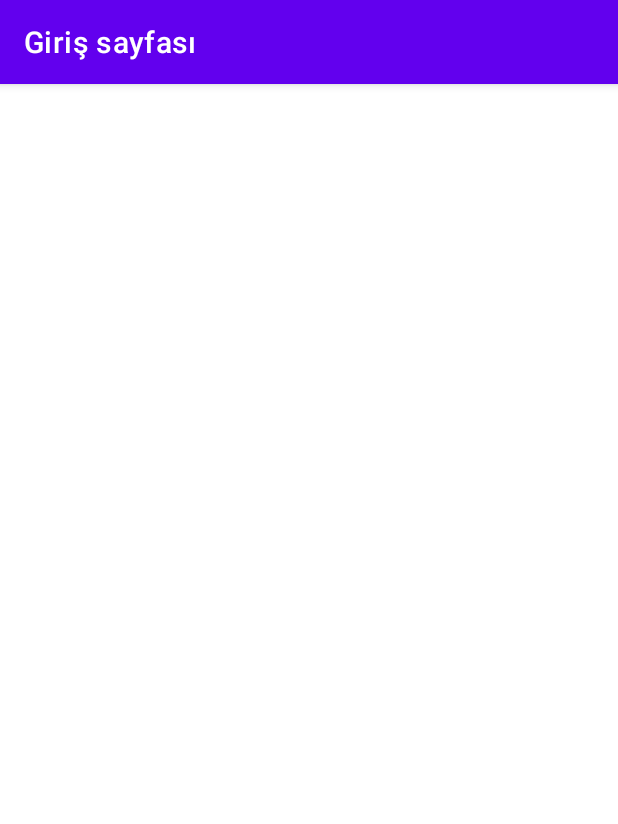
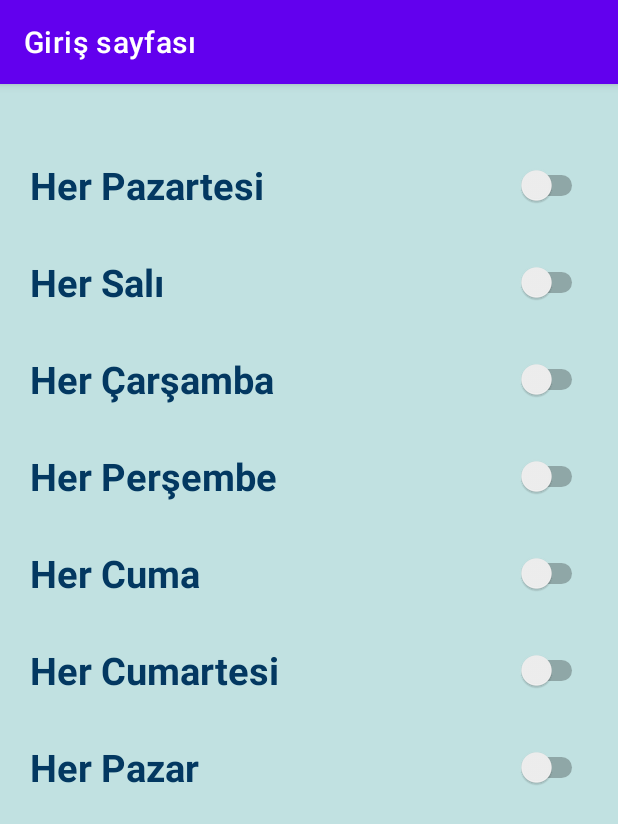
Before and after one commit to Esraras/IlacZamani, an Android app: the Repeat screen opened directly, with no data from a screen before it, on a phone screen of 412 x 824 dp. Shown: the top 824 px of the screen. Run offline under Robolectric (Android 15) with nearby library versions, the phone set to English and light mode, and no system bars.

Commit message:
done repeat and sound file

```diff
--- a/app/src/main/java/com/example/projedemo/Repeat.java
+++ b/app/src/main/java/com/example/projedemo/Repeat.java
@@ -3,12 +3,85 @@ package com.example.projedemo;
 import androidx.appcompat.app.AppCompatActivity;
 
 import android.os.Bundle;
+import android.view.View;
+import android.widget.CompoundButton;
+import android.widget.LinearLayout;
+import android.widget.RelativeLayout;
+import android.widget.Switch;
 
 public class Repeat extends AppCompatActivity {
 
+    private Switch sw1, sw2, sw3, sw4, sw5, sw6, sw7;
     @Override
     protected void onCreate(Bundle savedInstanceState) {
         super.onCreate(savedInstanceState);
         setContentView(R.layout.activity_repeat);
+
+        sw1 = (Switch) findViewById(R.id.swP);
+        sw2 = (Switch) findViewById(R.id.swS);
+        sw3 = (Switch) findViewById(R.id.swC);
+        sw4 = (Switch) findViewById(R.id.swPs);
+        sw5 = (Switch) findViewById(R.id.swCm);
+        sw6 = (Switch) findViewById(R.id.swCmr);
+        sw7 = (Switch) findViewById(R.id.swPz);
+/*
+        ?????????????
+
+        LinearLayout layout = (LinearLayout) findViewById(R.id.activity_repeat);
+        Switch sb = new Switch(this);
+        sb.setTextOff("OFF");
+        sb.setTextOn("ON");
+        sb.setChecked(true);
+        layout.addView(sb);
+
+        sw1.setOnCheckedChangeListener(new CompoundButton.OnCheckedChangeListener() {
+            public void onCheckedChanged(CompoundButton buttonView, boolean isChecked) {
+                String str1, str2, str3, str4, str5, str6, str7;
+                switch () {
+                    case R.id.swP: {
+                        if (sw1.isChecked())
+                            str1 = sw1.getTextOn().toString();
+                        else
+                            str1 = sw1.getTextOff().toString();
+                    }
+                    case R.id.swS: {
+                        if (sw2.isChecked())
+                            str2 = sw2.getTextOn().toString();
+                        else
+                            str2 = sw2.getTextOff().toString();
+                    }
+                    case R.id.swC: {
+                        if (sw3.isChecked())
+                            str3 = sw3.getTextOn().toString();
+                        else
+                            str3 = sw3.getTextOff().toString();
+                    }
+                    case R.id.swPs: {
+                        if (sw4.isChecked())
+                            str4 = sw4.getTextOn().toString();
+                        else
+                            str4 = sw4.getTextOff().toString();
+                    }
+                    case R.id.swCm: {
+                        if (sw5.isChecked())
+                            str5 = sw5.getTextOn().toString();
+                        else
+                            str5 = sw5.getTextOff().toString();
+                    }
+                    case R.id.swCmr: {
+                        if (sw6.isChecked())
+                            str6 = sw6.getTextOn().toString();
+                        else
+                            str6 = sw6.getTextOff().toString();
+                    }
+                    case R.id.swPz: {
+                        if (sw7.isChecked())
+                            str7 = sw7.getTextOn().toString();
+                        else
+                            str7 = sw7.getTextOff().toString();
+                    }
+                }
+            }
+        }*/
     }
 }
--- a/app/src/main/res/layout/activity_repeat.xml
+++ b/app/src/main/res/layout/activity_repeat.xml
@@ -1,9 +1,80 @@
 <?xml version="1.0" encoding="utf-8"?>
-<androidx.constraintlayout.widget.ConstraintLayout xmlns:android="http://schemas.android.com/apk/res/android"
+<LinearLayout xmlns:android="http://schemas.android.com/apk/res/android"
     xmlns:app="http://schemas.android.com/apk/res-auto"
     xmlns:tools="http://schemas.android.com/tools"
     android:layout_width="match_parent"
     android:layout_height="match_parent"
-    tools:context=".Repeat">
+    tools:context=".Repeat"
+    android:orientation="vertical"
+    android:padding="20dp"
+    android:background="@color/background"
+    android:id="@+id/activity_repeat">
 
-</androidx.constraintlayout.widget.ConstraintLayout>
+    <Switch
+        android:id="@+id/swP"
+        android:layout_width="match_parent"
+        android:layout_height="wrap_content"
+        android:text="@string/monday"
+        android:textSize="25dp"
+        android:textColor="@color/blue"
+        android:textStyle="bold"
+        android:layout_marginTop="30dp"
+        android:textOff="OFF"
+        android:textOn="ON"/>
+    <Switch
+        android:id="@+id/swS"
+        android:layout_width="match_parent"
+        android:layout_height="wrap_content"
+        android:text="@string/tuesday"
+        android:textSize="25dp"
+        android:textColor="@color/blue"
+        android:textStyle="bold"
+        android:layout_marginTop="30dp"/>
+    <Switch
+        android:id="@+id/swCm"
+        android:layout_width="match_parent"
+        android:layout_height="wrap_content"
+        android:text="@string/wednesday"
+        android:textSize="25dp"
+        android:textColor="@color/blue"
+        android:textStyle="bold"
+        android:layout_marginTop="30dp"/>
+
+    <Switch
+        android:id="@+id/swPs"
+        android:layout_width="match_parent"
+        android:layout_height="wrap_content"
+        android:text="@string/thursday"
+        android:textSize="25dp"
+        android:textColor="@color/blue"
+        android:textStyle="bold"
+        android:layout_marginTop="30dp"/>
+    <Switch
+        android:id="@+id/swC"
+        android:layout_width="match_parent"
+        android:layout_height="wrap_content"
+        android:text="@string/friday"
+        android:textSize="25dp"
+        android:textColor="@color/blue"
+        android:textStyle="bold"
+        android:layout_marginTop="30dp"/>
+    <Switch
+        android:id="@+id/swCmr"
+        android:layout_width="match_parent"
+        android:layout_height="wrap_content"
+        android:text="@string/sat"
+        android:textSize="25dp"
+        android:textColor="@color/blue"
+        android:textStyle="bold"
+        android:layout_marginTop="30dp"/>
+    <Switch
+        android:id="@+id/swPz"
+        android:layout_width="match_parent"
+        android:layout_height="wrap_content"
+        android:text="@string/sun"
+        android:textSize="25dp"
+        android:textColor="@color/blue"
+        android:textStyle="bold"
+        android:layout_marginTop="30dp"/>
+
+</LinearLayout>
--- a/app/src/main/res/values/strings.xml
+++ b/app/src/main/res/values/strings.xml
@@ -14,4 +14,11 @@
     <string name="add2">Ekle</string>
     <string name="medicine">İlaç ismi</string>
     <string name="repeat">Tekrar</string>
+    <string name="monday">Her Pazartesi</string>
+    <string name="tuesday">Her Salı</string>
+    <string name="wednesday">Her Çarşamba</string>
+    <string name="thursday">Her Perşembe</string>
+    <string name="friday">Her Cuma</string>
+    <string name="sat">Her Cumartesi</string>
+    <string name="sun">Her Pazar</string>
 </resources>
```
Also changed, not shown: app/src/main/java/com/example/projedemo/Sounds.java (+9 -0 lines), app/src/main/res/layout/activity_sounds.xml (+65 -3 lines), 5 other files.
